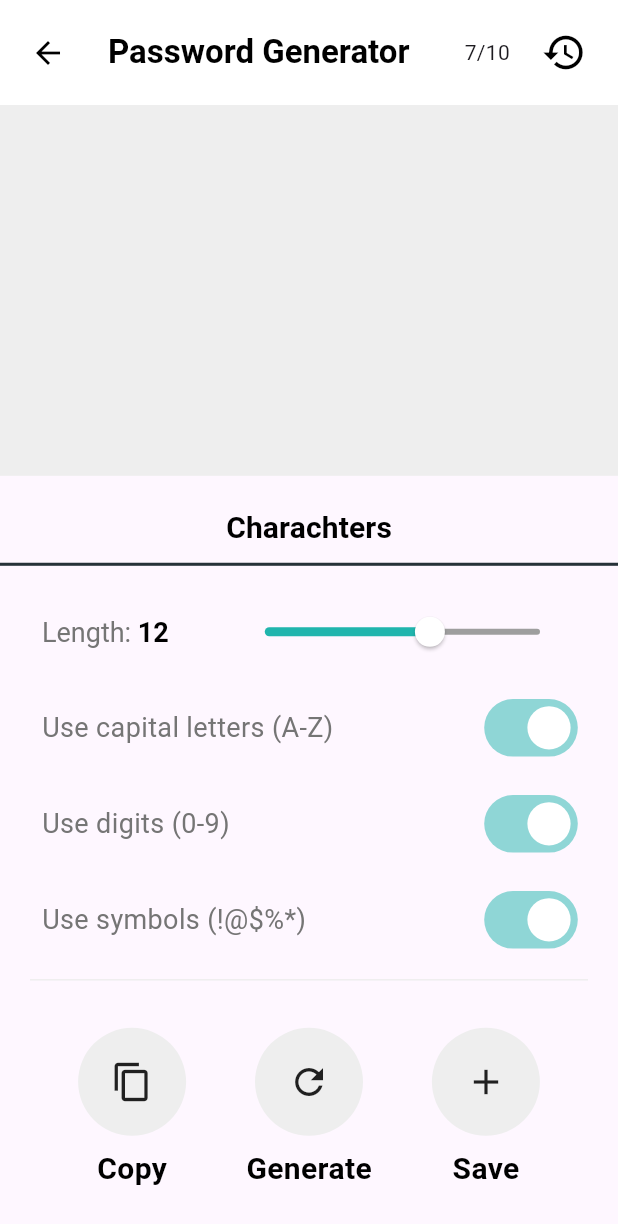
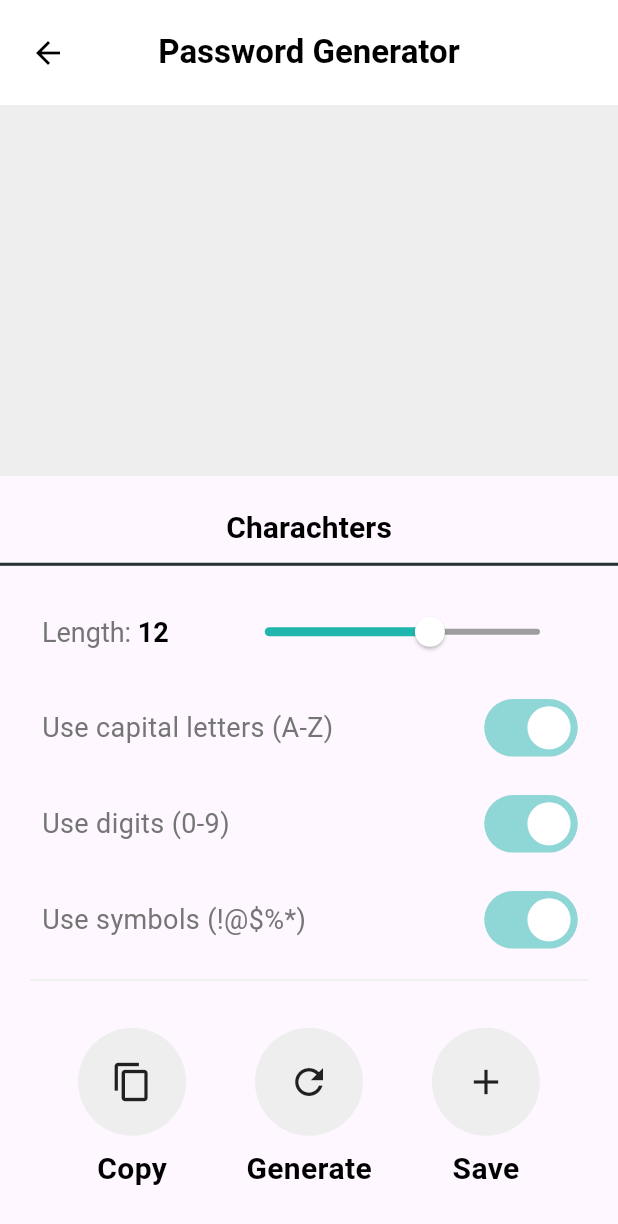
Before and after one commit to senabdulgani/strong_password, a Flutter app: the PasswordGeneratorView screen opened directly, on a phone screen of 412 x 824 dp. Shown: the top 1224 px of the screen. Run offline on Flutter 3.47's test engine with Material 3 defaults, Android fonts, the phone set to English and light mode, and no system bars; our stand-ins replace flutter_speed_dial, fluttertoast, font_awesome_flutter, gap, hive, hive_flutter and 2 more; missing offline and left inert: clipboard, credit_card_scanner; accounts and stored records are empty.

Commit message:
some interface improvement

```diff
--- a/lib/View/pages/Details/details_password_view.dart
+++ b/lib/View/pages/Details/details_password_view.dart
@@ -138,6 +138,7 @@ class _PasswordDetailsViewState extends State<PasswordDetailsView> {
                           password: passwordController.text,
                           website: websiteController.text,
                           note: noteController.text,
+                          passwordHistory: widget.password!.passwordHistory,
                         ),
                         oldPasswordIndex: passwordProvider.passwords
                             .indexOf(widget.password!),
--- a/lib/View/pages/Feature/password_generator.dart
+++ b/lib/View/pages/Feature/password_generator.dart
@@ -31,7 +31,7 @@ class _PasswordGeneratorViewState extends State<PasswordGeneratorView> {
             'Password Generator',
             style: TextStyle(color: Colors.black, fontWeight: FontWeight.bold),
           ),
-          centerTitle: false,
+          centerTitle: true,
           backgroundColor: Colors.white,
           automaticallyImplyLeading: false,
           toolbarHeight: 70,
@@ -48,22 +48,22 @@ class _PasswordGeneratorViewState extends State<PasswordGeneratorView> {
               ),
             ),
           ),
-          actions: [
-            const Text('7/10'),
-            Container(
-              padding: const EdgeInsets.all(12),
-              color: Colors.transparent,
-              child: IconButton(
-                onPressed: () {
-                  _showPasswordHistoryDialog();
-                },
-                icon: const Icon(
-                  Icons.history,
-                  size: 30,
-                  color: Colors.black,
-                ),
-              ),
-            ),
+          actions: const [
+            // const Text('7/10'),
+            // Container(
+            //   padding: const EdgeInsets.all(12),
+            //   color: Colors.transparent,
+            //   child: IconButton(
+            //     onPressed: () {
+            //       _showPasswordHistoryDialog();
+            //     },
+            //     icon: const Icon(
+            //       Icons.history,
+            //       size: 30,
+            //       color: Colors.black,
+            //     ),
+            //   ),
+            // ),
           ],
         ),
         body: SingleChildScrollView(
```
Also changed, not shown: lib/View/pages/Feature/history_password.dart (+56 -3 lines), lib/View/pages/home_page.dart (+29 -31 lines).
